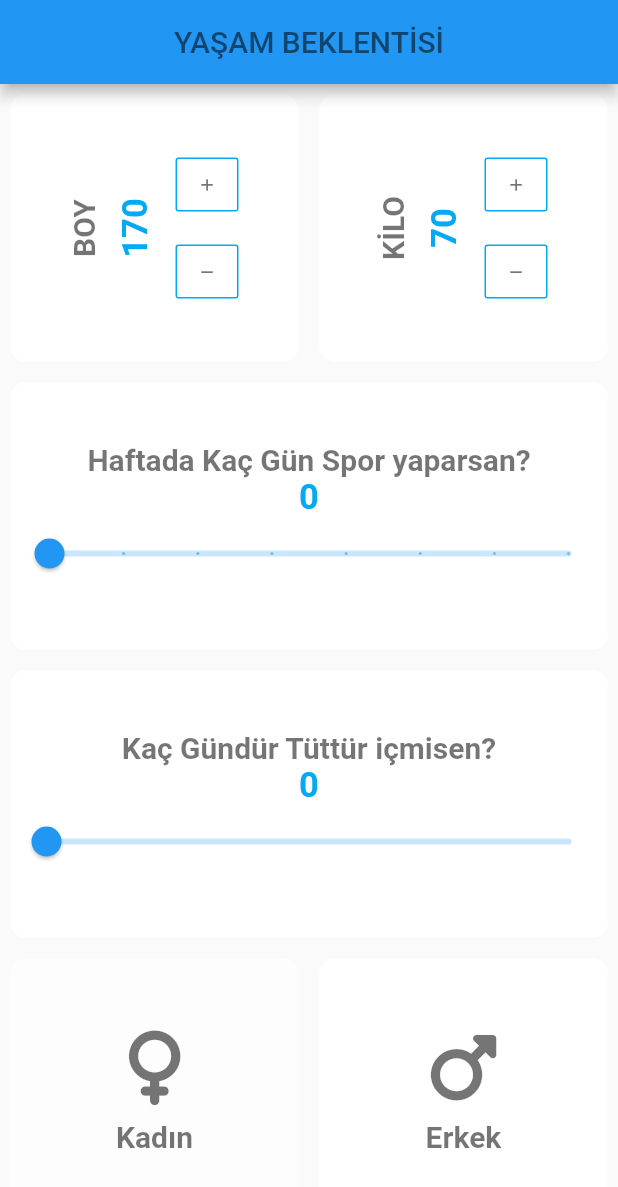
After one commit to AhmetCefakar/flutter_examples, a Flutter app: the InputPage screen opened directly, on a phone screen of 412 x 824 dp. The commit adds this screen. Shown: the top 1187 px of the screen. Run offline on Flutter 3.47's test engine with Material 2 defaults, Android fonts, the phone set to English and light mode, and no system bars; our stand-ins replace audioplayers, font_awesome_flutter.

Commit message:
Added 'example_07_life_expectancy' project.

```diff
--- /dev/null
+++ b/example_07_life_expectancy/lib/constants.dart
@@ -0,0 +1,15 @@
+// Uygulama genelinde kullanılan sabit değerlerin tutulduğu dosya.
+
+import 'package:flutter/material.dart';
+
+TextStyle my20SizeBoldBlackTextStyle = TextStyle(
+  color: Colors.black54,
+  fontSize: 20.0,
+  fontWeight: FontWeight.bold,
+);
+
+TextStyle my23SizeBoldBlueTextStyle = TextStyle(
+  color: Colors.lightBlue,
+  fontSize: 23.0,
+  fontWeight: FontWeight.bold,
+);
--- /dev/null
+++ b/example_07_life_expectancy/lib/customWidget/CustomContainerWidget.dart
@@ -0,0 +1,30 @@
+import 'package:flutter/cupertino.dart';
+import 'package:flutter/material.dart';
+
+/// Özel oluşturulan widget, birden fazla kere kullanıldığı için özel olarak oluşturuldu.
+/// Özel widget'lar oluşturmaya 'Composition' deniliyor!
+class CustomContainerWidget extends StatelessWidget {
+  final Color color;
+  final Widget child;
+  final Function onPress; // Tıklanma olayı metodu, metod dışarıdan verilecektir
+
+  CustomContainerWidget({this.color = Colors.white, this.child, this.onPress});
+
+  @override
+  Widget build(BuildContext context) {
+    // 'GestureDetector' widget'ı buton gibi davranması istenen widget'ları sarmalayarak kullanılır. Efektli geçişleri mevcuttur.
+    return GestureDetector(
+      onTap: onPress,
+      child: Container(
+        child: child,
+        margin: EdgeInsets.all(7.0),
+        decoration: BoxDecoration(
+          color: color,
+          borderRadius: BorderRadius.all(
+            Radius.circular(10.0),
+          ),
+        ),
+      ),
+    );
+  }
+}
--- /dev/null
+++ b/example_07_life_expectancy/lib/customWidget/myGenderIcon.dart
@@ -0,0 +1,33 @@
+import 'package:flutter/cupertino.dart';
+import 'package:flutter/material.dart';
+
+import '../constants.dart';
+
+class MyGenderIcon extends StatelessWidget {
+  final String text;
+  final IconData iconData;
+
+  MyGenderIcon({this.text, this.iconData});
+
+  @override
+  Widget build(BuildContext context) {
+    return Column(
+      // 'mainAxisAlignment' le dikeyde ortalma yapılmaktadır.
+      mainAxisAlignment: MainAxisAlignment.center,
+      children: <Widget>[
+        Icon(
+          iconData,
+          size: 50.0,
+          color: Colors.black54,
+        ),
+        SizedBox(
+          height: 10.0,
+        ),
+        Text(
+          text,
+          style: my20SizeBoldBlackTextStyle,
+        )
+      ],
+    );
+  }
+}
--- /dev/null
+++ b/example_07_life_expectancy/lib/inputPage.dart
@@ -0,0 +1,299 @@
+import 'package:example_07_life_expectancy/inums.dart';
+import 'package:flutter/cupertino.dart';
+import 'package:flutter/material.dart';
+import 'package:font_awesome_flutter/font_awesome_flutter.dart';
+
+import 'constants.dart';
+import 'customWidget/CustomContainerWidget.dart';
+import 'customWidget/myGenderIcon.dart';
+
+class InputPage extends StatefulWidget {
+  @override
+  _InputPageState createState() => _InputPageState();
+}
+
+class _InputPageState extends State<InputPage> {
+  Gender selectedGender = Gender.female;
+  double _cigaretteCount = 0;
+  double _sporDayCount = 0;
+  int heightValue = 170;
+  int weightValue = 70;
+
+  @override
+  Widget build(BuildContext context) {
+    return Scaffold(
+      appBar: AppBar(
+        title: Text(
+          'YAŞAM BEKLENTİSİ',
+          style: TextStyle(color: Colors.black54),
+        ),
+        centerTitle: true,
+      ),
+      body: Column(
+        mainAxisAlignment: MainAxisAlignment.spaceBetween, // Dikeyde konumlama
+        crossAxisAlignment: CrossAxisAlignment.stretch, // Yatay konumlama
+        children: <Widget>[
+          Expanded(
+            child: Row(
+              children: <Widget>[
+                Expanded(
+                  child: CustomContainerWidget(
+                    child: buildRow(BodySizes.height, 'BOY', 170),
+                  ),
+                ),
+                Expanded(
+                  child: CustomContainerWidget(
+                    child: buildRow(BodySizes.weight, 'KİLO', 70),
+                  ),
+                ),
+              ],
+            ),
+          ),
+          Expanded(
+            child: Row(
+              children: <Widget>[
+                Expanded(
+                  child: CustomContainerWidget(
+                    child: Column(
+                      mainAxisAlignment: MainAxisAlignment.center,
+                      children: <Widget>[
+                        Text(
+                          'Haftada Kaç Gün Spor yaparsan?',
+                          style: my20SizeBoldBlackTextStyle,
+                        ),
+                        Text(
+                          '${_sporDayCount.round()}',
+                          style: my23SizeBoldBlueTextStyle,
+                        ),
+                        Slider(
+                          value: _sporDayCount,
+                          min: 0,
+                          max: 7,
+                          divisions: 7,
+                          label: '${_sporDayCount.round()}',
+                          onChanged: (double value) {
+                            // Slider değeri değiştiğinde tetiklenen action
+                            setState(() {
+                              _sporDayCount = value;
+                            });
+                          },
+                        )
+                      ],
+                    ),
+                    // CustomSliderContainerWidget(
+                    //   sliderChanged: (double value) {
+                    //     // Slider değeri değiştiğinde tetiklenen action
+                    //     setState(() {
+                    //       _cigaretteCount = value;
+                    //     });
+                    //   },
+                    //   sliderCountValue: 0,
+                    //   sliderText: 'Haftada Kaç Gün Spor yaparsan?',
+                    //   sliderMinValue: 0,
+                    //   sliderMaxValue: 7,
+                    //   sliderDivisionsValue: 7,
+                    // ),
+                  ),
+                ),
+              ],
+            ),
+          ),
+          Expanded(
+            child: Row(
+              children: <Widget>[
+                Expanded(
+                  child: CustomContainerWidget(
+                    child: Column(
+                      mainAxisAlignment: MainAxisAlignment.center,
+                      children: <Widget>[
+                        Text(
+                          'Kaç Gündür Tüttür içmisen?',
+                          style: my20SizeBoldBlackTextStyle,
+                        ),
+                        Text(
+                          '${_cigaretteCount.round()}',
+                          style: my23SizeBoldBlueTextStyle,
+                        ),
+                        Slider(
+                          value: _cigaretteCount,
+                          min: 0,
+                          max: 50,
+                          // divisions: 50,
+                          label: '${_cigaretteCount.round()}',
+                          onChanged: (double value) {
+                            // Slider değeri değiştiğinde tetiklenen action
+                            setState(() {
+                              _cigaretteCount = value;
+                            });
+                          },
+                        )
+                      ],
+                    ),
+                  ),
+                  // CustomSliderContainerWidget(
+                  //   sliderChanged: (double value) {
+                  //     // Slider değeri değiştiğinde tetiklenen action
+                  //     setState(() {
+                  //       _cigaretteCount = value;
+                  //     });
+                  //   },
+                  //   sliderCountValue: 0,
+                  //   sliderText: 'Kaç Gündür Tüttür içmisen?',
+                  //   sliderMinValue: 0,
+                  //   sliderMaxValue: 50,
+                  //   sliderDivisionsValue: 50,
+                  // ),
+                ),
+              ],
+            ),
+          ),
+          Expanded(
+            child: Row(
+              children: <Widget>[
+                Expanded(
+                  child: CustomContainerWidget(
+                    onPress: () {
+                      setState(() {
+                        selectedGender = Gender.female;
+                      });
+                    },
+                    color: selectedGender == Gender.female
+                        ? Colors.white60
+                        : Colors.white,
+                    child: MyGenderIcon(
+                      text: 'Kadın',
+                      iconData: FontAwesomeIcons.venus,
+                    ),
+                  ),
+                ),
+                Expanded(
+                  child: CustomContainerWidget(
+                    onPress: () {
+                      setState(() {
+                        selectedGender = Gender.male;
+                      });
+                    },
+                    color: selectedGender == Gender.male
+                        ? Colors.white60
+                        : Colors.white,
+                    child: MyGenderIcon(
+                      text: 'Erkek',
+                      iconData: FontAwesomeIcons.mars,
+                    ),
+                  ),
+                ),
+              ],
+            ),
+          ),
+        ],
+      ),
+    );
+  }
+
+  /// State verisinden dolayı 'Custom Widget' olarak tanımlanamayan ekran parçası sınıf içinde ayrı bir method olarak tanımlandı.
+  /// Bu kötü bir kullanım!
+  /// 'State Management' konusunu detaylamasına bil!
+  Row buildRow(
+    BodySizes bodySizes,
+    String name,
+    // int maxValueConstrain,
+    // int minValueConstrain,
+    int standartValue,
+  ) {
+    return Row(
+      mainAxisAlignment: MainAxisAlignment.center,
+      children: <Widget>[
+        RotatedBox(
+          quarterTurns: -1,
+          child: Text(
+            name, //'BOY',
+            style: my20SizeBoldBlackTextStyle,
+          ),
+        ),
+        SizedBox(
+          width: 10.0,
+        ),
+        RotatedBox(
+          quarterTurns: -1,
+          child: Text(
+            bodySizes == BodySizes.height ? '$heightValue' : '$weightValue',
+            style: my23SizeBoldBlueTextStyle,
+          ),
+        ),
+        SizedBox(
+          width: 10.0,
+        ),
+        Column(
+          mainAxisAlignment: MainAxisAlignment.center,
+          children: <Widget>[
+            ButtonTheme(
+              minWidth: 36,
+              child: OutlineButton(
+                onPressed: () {
+                  // print('Pressed +');
+                  setState(() {
+                    if (bodySizes == BodySizes.height) {
+                      heightValue++;
+
+                      if (heightValue >= 250) {
+                        heightValue = standartValue;
+                      }
+                    } else if (bodySizes == BodySizes.weight) {
+                      weightValue++;
+
+                      if (weightValue >= 1000) {
+                        weightValue = standartValue;
+                      }
+                    }
+                  });
+                },
+                child: Icon(
+                  FontAwesomeIcons.plus,
+                  size: 10.0,
+                  color: Colors.black54,
+                ),
+                borderSide: BorderSide(
+                  color: Colors.lightBlue,
+                ),
+              ),
+            ),
+            SizedBox(
+              height: 10.0,
+            ),
+            ButtonTheme(
+              minWidth: 36,
+              child: OutlineButton(
+                onPressed: () {
+                  // print('Pressed -');
+                  setState(() {
+                    if (bodySizes == BodySizes.height) {
+                      heightValue--;
+
+                      if (heightValue <= 30) {
+                        heightValue = standartValue;
+                      }
+                    } else if (bodySizes == BodySizes.weight) {
+                      weightValue--;
+
+                      if (weightValue <= 10) {
+                        weightValue = standartValue;
+                      }
+                    }
+                  });
+                },
+                child: Icon(
+                  FontAwesomeIcons.minus,
+                  size: 10.0,
+                  color: Colors.black54,
+                ),
+                borderSide: BorderSide(
+                  color: Colors.lightBlue,
+                ),
+              ),
+            ),
+          ],
+        )
+      ],
+    );
+  }
+}
--- /dev/null
+++ b/example_07_life_expectancy/lib/inums.dart
@@ -0,0 +1,3 @@
+enum Gender { female, male }
+
+enum BodySizes { height, weight }
```
Also changed, not shown: example_06_information_competition/lib/main.dart (+0 -22 lines), example_07_life_expectancy/lib/customWidget/CustomSliderContainerWidget.dart (added, +72 -0 lines), example_07_life_expectancy/lib/main.dart (added, +20 -0 lines), example_07_life_expectancy/pubspec.yaml (added, +77 -0 lines), example_07_life_expectancy/pubspec.lock (added), 59 other files.
